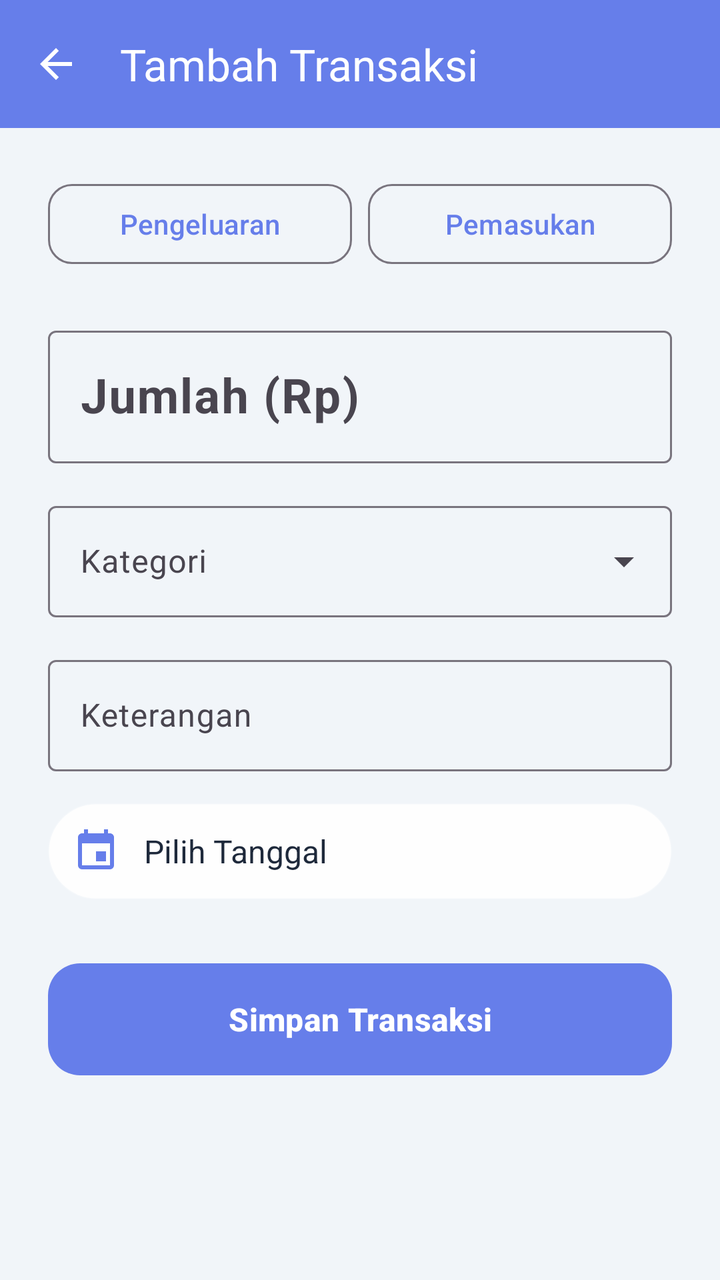
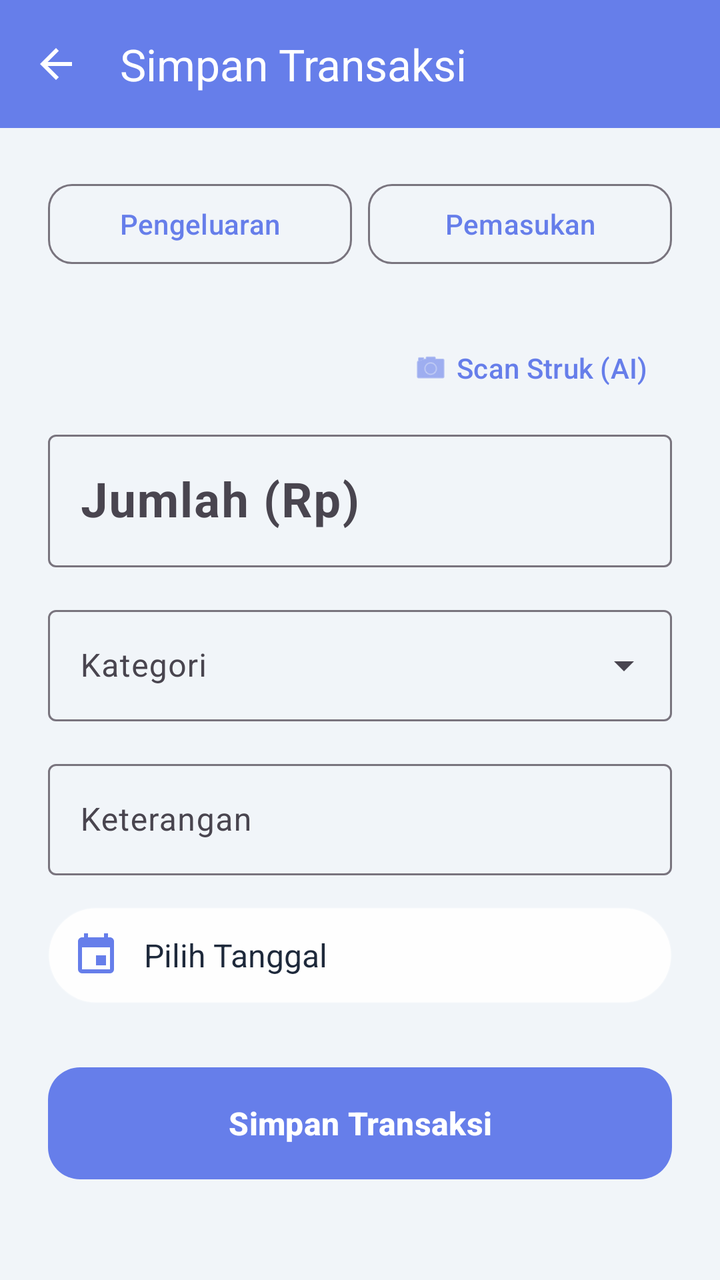

Compare the two renders of this Android layout. The source of the first and the diff that turns it into the second are given below.
<!-- AndroidManifest.xml: application theme Theme.TemuCashflow -->
<!-- res/layout/activity_add_transaction.xml -->
<?xml version="1.0" encoding="utf-8"?>
<LinearLayout xmlns:android="http://schemas.android.com/apk/res/android"
    xmlns:app="http://schemas.android.com/apk/res-auto"
    android:layout_width="match_parent"
    android:layout_height="match_parent"
    android:orientation="vertical"
    android:background="@color/light_background">

    <com.google.android.material.appbar.MaterialToolbar
        android:id="@+id/toolbar"
        android:layout_width="match_parent"
        android:layout_height="?attr/actionBarSize"
        android:background="@color/purple_primary"
        app:title="Tambah Transaksi"
        app:titleTextColor="@color/text_white"
        app:navigationIcon="@drawable/ic_back"
        app:navigationIconTint="@color/text_white" />

    <ScrollView
        android:layout_width="match_parent"
        android:layout_height="match_parent">

        <LinearLayout
            android:layout_width="match_parent"
            android:layout_height="wrap_content"
            android:orientation="vertical"
            android:padding="24dp">

            
            <LinearLayout
                android:layout_width="match_parent"
                android:layout_height="wrap_content"
                android:orientation="horizontal"
                android:layout_marginBottom="24dp">

                <com.google.android.material.button.MaterialButton
                    android:id="@+id/btnExpense"
                    style="@style/Widget.Material3.Button.OutlinedButton"
                    android:layout_width="0dp"
                    android:layout_height="wrap_content"
                    android:layout_weight="1"
                    android:text="Pengeluaran"
                    android:layout_marginEnd="8dp"
                    app:cornerRadius="12dp" />

                <com.google.android.material.button.MaterialButton
                    android:id="@+id/btnIncome"
                    style="@style/Widget.Material3.Button.OutlinedButton"
                    android:layout_width="0dp"
                    android:layout_height="wrap_content"
                    android:layout_weight="1"
                    android:text="Pemasukan"
                    app:cornerRadius="12dp" />
            </LinearLayout>

            
            <com.google.android.material.textfield.TextInputLayout
                android:layout_width="match_parent"
                android:layout_height="wrap_content"
                android:hint="Jumlah (Rp)"
                android:layout_marginBottom="16dp"
                style="@style/Widget.Material3.TextInputLayout.OutlinedBox">

                <com.google.android.material.textfield.TextInputEditText
                    android:id="@+id/etAmount"
                    android:layout_width="match_parent"
                    android:layout_height="wrap_content"
                    android:inputType="numberDecimal"
                    android:textSize="24sp"
                    android:textStyle="bold" />
            </com.google.android.material.textfield.TextInputLayout>

            
            <com.google.android.material.textfield.TextInputLayout
                android:layout_width="match_parent"
                android:layout_height="wrap_content"
                android:hint="Kategori"
                android:layout_marginBottom="16dp"
                style="@style/Widget.Material3.TextInputLayout.OutlinedBox.ExposedDropdownMenu">

                <AutoCompleteTextView
                    android:id="@+id/spinnerCategory"
                    android:layout_width="match_parent"
                    android:layout_height="wrap_content"
                    android:inputType="none" />
            </com.google.android.material.textfield.TextInputLayout>

            
            <com.google.android.material.textfield.TextInputLayout
                android:layout_width="match_parent"
                android:layout_height="wrap_content"
                android:hint="Keterangan"
                android:layout_marginBottom="16dp"
                style="@style/Widget.Material3.TextInputLayout.OutlinedBox">

                <com.google.android.material.textfield.TextInputEditText
                    android:id="@+id/etDescription"
                    android:layout_width="match_parent"
                    android:layout_height="wrap_content"
                    android:inputType="textCapSentences" />
            </com.google.android.material.textfield.TextInputLayout>

            
            <LinearLayout
                android:id="@+id/btnDate"
                android:layout_width="match_parent"
                android:layout_height="wrap_content"
                android:orientation="horizontal"
                android:gravity="center_vertical"
                android:padding="12dp"
                android:background="@drawable/glass_card"
                android:layout_marginBottom="32dp"
                android:clickable="true"
                android:focusable="true">

                <ImageView
                    android:layout_width="24dp"
                    android:layout_height="24dp"
                    android:src="@drawable/ic_calendar"
                    app:tint="@color/purple_primary" />

                <TextView
                    android:id="@+id/tvDate"
                    android:layout_width="0dp"
                    android:layout_height="wrap_content"
                    android:layout_weight="1"
                    android:layout_marginStart="12dp"
                    android:text="Pilih Tanggal"
                    android:textColor="@color/text_primary"
                    android:textSize="16sp" />
            </LinearLayout>

            
            <com.google.android.material.button.MaterialButton
                android:id="@+id/btnSave"
                android:layout_width="match_parent"
                android:layout_height="56dp"
                android:text="Simpan Transaksi"
                android:textStyle="bold"
                android:textSize="16sp"
                app:cornerRadius="16dp"
                android:backgroundTint="@null"
                android:background="@drawable/selector_gradient_button" />

        </LinearLayout>
    </ScrollView>
</LinearLayout>
<!-- resources referenced by this layout -->
<resources>
  <color name="light_background">#F1F5F9</color>
  <color name="purple_primary">#667EEA</color>
  <color name="text_primary">#1E293B</color>
  <color name="text_white">#FFFFFF</color>
  <!-- drawable glass_card (drawable) -->
  <?xml version="1.0" encoding="utf-8"?>
  <shape xmlns:android="http://schemas.android.com/apk/res/android">
      <solid android:color="@color/glass_white" />
      <corners android:radius="24dp" />
      <stroke android:width="1dp" android:color="@color/glass_border" />
  </shape>
  <!-- drawable ic_back (drawable) -->
  <vector xmlns:android="http://schemas.android.com/apk/res/android"
      android:width="24dp"
      android:height="24dp"
      android:viewportWidth="24"
      android:viewportHeight="24">
      <path
          android:fillColor="#000000"
          android:pathData="M20,11H7.83l5.59,-5.59L12,4l-8,8l8,8l1.41,-1.41L7.83,13H20V11z" />
  </vector>
  <!-- drawable ic_calendar (drawable) -->
  <vector xmlns:android="http://schemas.android.com/apk/res/android"
      android:width="24dp"
      android:height="24dp"
      android:viewportWidth="24"
      android:viewportHeight="24">
      <path
          android:fillColor="#000000"
          android:pathData="M19,19H5V8H19M16,1V3H8V1H6V3H5C3.89,3 3,3.9 3,5V19A2,2 0 0,0 5,21H19A2,2 0 0,0 21,19V5C21,3.9 20.1,3 19,3H18V1M17,12H12V17H17V12Z" />
  </vector>
  <!-- drawable selector_gradient_button (drawable) -->
  <?xml version="1.0" encoding="utf-8"?>
  <selector xmlns:android="http://schemas.android.com/apk/res/android">
      <item android:state_pressed="true" android:drawable="@drawable/gradient_button_pressed" />
      <item android:drawable="@drawable/gradient_button" />
  </selector>
  <style name="Theme.TemuCashflow" parent="Theme.Material3.DayNight.NoActionBar">
          <item name="colorPrimary">@color/purple_primary</item>
          <item name="colorOnPrimary">@color/text_white</item>
          <item name="colorSecondary">@color/pink_accent</item>
          <item name="android:statusBarColor">@android:color/transparent</item>
          <item name="android:windowLightStatusBar">true</item>
          <item name="android:navigationBarColor">@android:color/transparent</item>
      </style>
  <color name="glass_white">#E6FFFFFF</color>
  <color name="glass_border">#33FFFFFF</color>
  <!-- drawable gradient_button_pressed (drawable) -->
  <?xml version="1.0" encoding="utf-8"?>
  <shape xmlns:android="http://schemas.android.com/apk/res/android">
      <gradient
          android:startColor="#5a67d8"
          android:endColor="#6B4C9A"
          android:angle="0" />
      <corners android:radius="16dp" />
  </shape>
  <!-- drawable gradient_button (drawable) -->
  <?xml version="1.0" encoding="utf-8"?>
  <shape xmlns:android="http://schemas.android.com/apk/res/android">
      <gradient
          android:startColor="#667EEA"
          android:endColor="#764BA2"
          android:angle="0" />
      <corners android:radius="16dp" />
  </shape>
  <color name="pink_accent">#F093FB</color>
</resources>

<!-- the commit's change to res/layout/activity_add_transaction.xml (unified diff, before → after) -->
@@ -1,6 +1,7 @@
 <?xml version="1.0" encoding="utf-8"?>
 <LinearLayout xmlns:android="http://schemas.android.com/apk/res/android"
     xmlns:app="http://schemas.android.com/apk/res-auto"
+    xmlns:tools="http://schemas.android.com/tools"
     android:layout_width="match_parent"
     android:layout_height="match_parent"
     android:orientation="vertical"
@@ -11,10 +12,11 @@
         android:layout_width="match_parent"
         android:layout_height="?attr/actionBarSize"
         android:background="@color/purple_primary"
-        app:title="Tambah Transaksi"
+        app:title="@string/label_save_transaction"
         app:titleTextColor="@color/text_white"
         app:navigationIcon="@drawable/ic_back"
-        app:navigationIconTint="@color/text_white" />
+        app:navigationIconTint="@color/text_white"
+        app:navigationContentDescription="@string/desc_back_button" />
 
     <ScrollView
         android:layout_width="match_parent"
@@ -39,7 +41,7 @@
                     android:layout_width="0dp"
                     android:layout_height="wrap_content"
                     android:layout_weight="1"
-                    android:text="Pengeluaran"
+                    android:text="@string/expense_label"
                     android:layout_marginEnd="8dp"
                     app:cornerRadius="12dp" />
 
@@ -49,15 +51,25 @@
                     android:layout_width="0dp"
                     android:layout_height="wrap_content"
                     android:layout_weight="1"
-                    android:text="Pemasukan"
+                    android:text="@string/income_label"
                     app:cornerRadius="12dp" />
             </LinearLayout>
 
             
+            <com.google.android.material.button.MaterialButton
+                android:id="@+id/btnScanReceipt"
+                style="@style/Widget.Material3.Button.TextButton"
+                android:layout_width="wrap_content"
+                android:layout_height="wrap_content"
+                android:layout_gravity="end"
+                android:text="@string/label_scan_receipt"
+                app:icon="@android:drawable/ic_menu_camera"
+                android:layout_marginBottom="4dp"/>
+
             <com.google.android.material.textfield.TextInputLayout
                 android:layout_width="match_parent"
                 android:layout_height="wrap_content"
-                android:hint="Jumlah (Rp)"
+                android:hint="@string/label_amount_rp"
                 android:layout_marginBottom="16dp"
                 style="@style/Widget.Material3.TextInputLayout.OutlinedBox">
 
@@ -74,7 +86,7 @@
             <com.google.android.material.textfield.TextInputLayout
                 android:layout_width="match_parent"
                 android:layout_height="wrap_content"
-                android:hint="Kategori"
+                android:hint="@string/label_category"
                 android:layout_marginBottom="16dp"
                 style="@style/Widget.Material3.TextInputLayout.OutlinedBox.ExposedDropdownMenu">
 
@@ -82,14 +94,15 @@
                     android:id="@+id/spinnerCategory"
                     android:layout_width="match_parent"
                     android:layout_height="wrap_content"
-                    android:inputType="none" />
+                    android:inputType="none"
+                    android:labelFor="@id/spinnerCategory" />
             </com.google.android.material.textfield.TextInputLayout>
 
             
             <com.google.android.material.textfield.TextInputLayout
                 android:layout_width="match_parent"
                 android:layout_height="wrap_content"
-                android:hint="Keterangan"
+                android:hint="@string/label_description"
                 android:layout_marginBottom="16dp"
                 style="@style/Widget.Material3.TextInputLayout.OutlinedBox">
 
@@ -117,6 +130,7 @@
                     android:layout_width="24dp"
                     android:layout_height="24dp"
                     android:src="@drawable/ic_calendar"
+                    android:contentDescription="@string/desc_calendar_icon"
                     app:tint="@color/purple_primary" />
 
                 <TextView
@@ -125,7 +139,7 @@
                     android:layout_height="wrap_content"
                     android:layout_weight="1"
                     android:layout_marginStart="12dp"
-                    android:text="Pilih Tanggal"
+                    android:text="@string/label_select_date"
                     android:textColor="@color/text_primary"
                     android:textSize="16sp" />
             </LinearLayout>
@@ -135,7 +149,7 @@
                 android:id="@+id/btnSave"
                 android:layout_width="match_parent"
                 android:layout_height="56dp"
-                android:text="Simpan Transaksi"
+                android:text="@string/label_save_transaction"
                 android:textStyle="bold"
                 android:textSize="16sp"
                 app:cornerRadius="16dp"
<!-- resource entries referenced after the edit -->
@@ -37,13 +37,32 @@
       <item android:state_pressed="true" android:drawable="@drawable/gradient_button_pressed" />
       <item android:drawable="@drawable/gradient_button" />
   </selector>
+  <string name="desc_back_button">Tombol Kembali</string>
+  <string name="desc_calendar_icon">Ikon Kalender</string>
+  <string name="expense_label">Pengeluaran</string>
+  <string name="income_label">Pemasukan</string>
+  <string name="label_amount_rp">Jumlah (Rp)</string>
+  <string name="label_category">Kategori</string>
+  <string name="label_description">Keterangan</string>
+  <string name="label_save_transaction">Simpan Transaksi</string>
+  <string name="label_scan_receipt">Scan Struk (AI)</string>
+  <string name="label_select_date">Pilih Tanggal</string>
   <style name="Theme.TemuCashflow" parent="Theme.Material3.DayNight.NoActionBar">
           <item name="colorPrimary">@color/purple_primary</item>
+          <item name="colorPrimaryVariant">@color/purple_secondary</item>
           <item name="colorOnPrimary">@color/text_white</item>
           <item name="colorSecondary">@color/pink_accent</item>
+  
+          
           <item name="android:statusBarColor">@android:color/transparent</item>
-          <item name="android:windowLightStatusBar">true</item>
           <item name="android:navigationBarColor">@android:color/transparent</item>
+          <item name="android:windowTranslucentStatus">false</item>
+          <item name="android:windowTranslucentNavigation">false</item>
+          <item name="android:windowDrawsSystemBarBackgrounds">true</item>
+          <item name="android:fitsSystemWindows">false</item>
+  
+          
+          <item name="android:windowLightStatusBar">false</item>
       </style>
   <color name="glass_white">#E6FFFFFF</color>
   <color name="glass_border">#33FFFFFF</color>
@@ -65,6 +84,7 @@
           android:angle="0" />
       <corners android:radius="16dp" />
   </shape>
+  <color name="purple_secondary">#764BA2</color>
   <color name="pink_accent">#F093FB</color>
 </resources>
 
